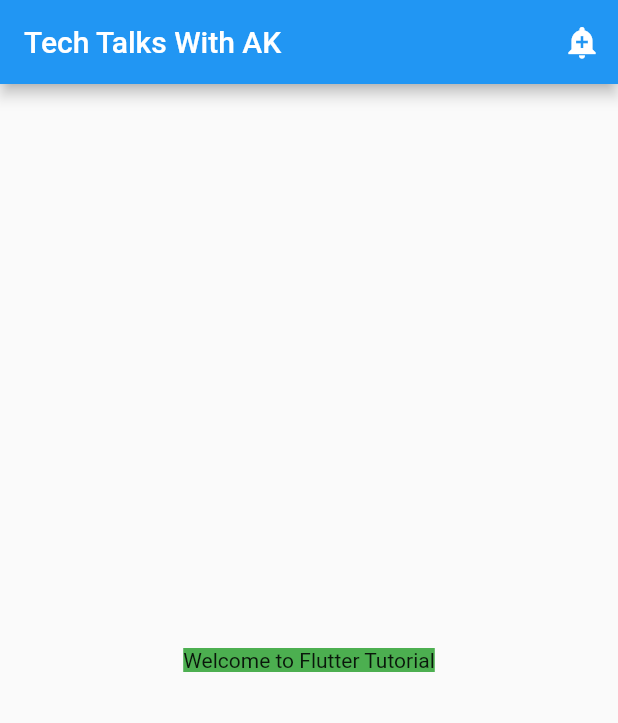
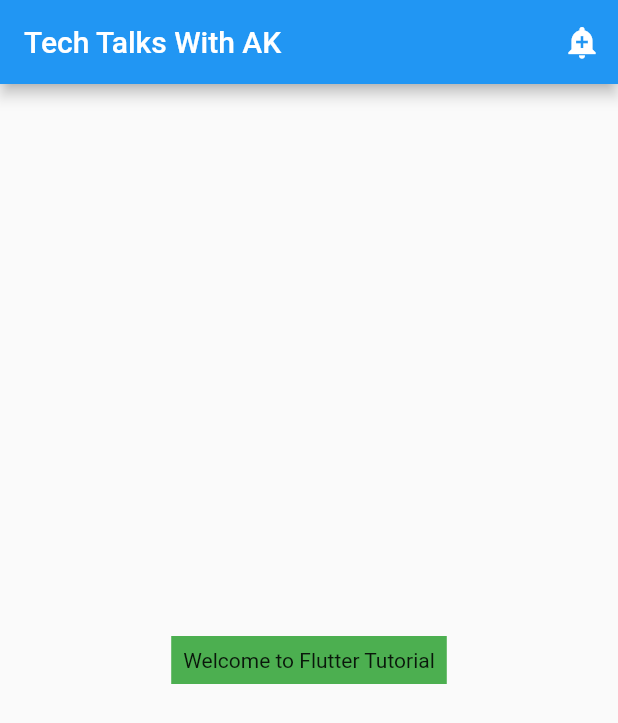
Before and after one commit to ArchitectAK/Complete-Flutter-Widgets-Tutorial, a Flutter app: the screen it shows after launch, on a phone screen of 412 x 824 dp. Shown: the top 723 px of the screen. Run offline on Flutter 3.47's test engine with Material 2 defaults, Android fonts, the phone set to English and light mode, and no system bars.

Commit message:
container padding

```diff
--- a/lib/5-container/ContainerDemo.dart
+++ b/lib/5-container/ContainerDemo.dart
@@ -26,6 +26,7 @@ class ContainerDemo extends StatelessWidget {
         body: Center(
           child: Container(
               color: Colors.green,
+              padding: EdgeInsets.all(8.0),
               child: Text("Welcome to Flutter Tutorial")),
         ));
   }
```
